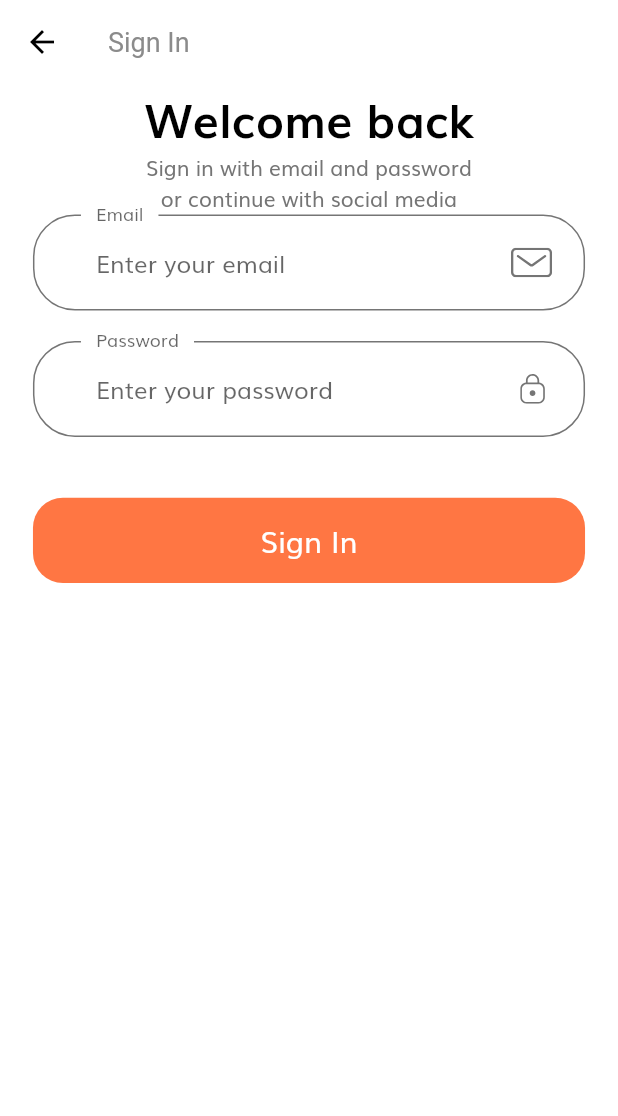
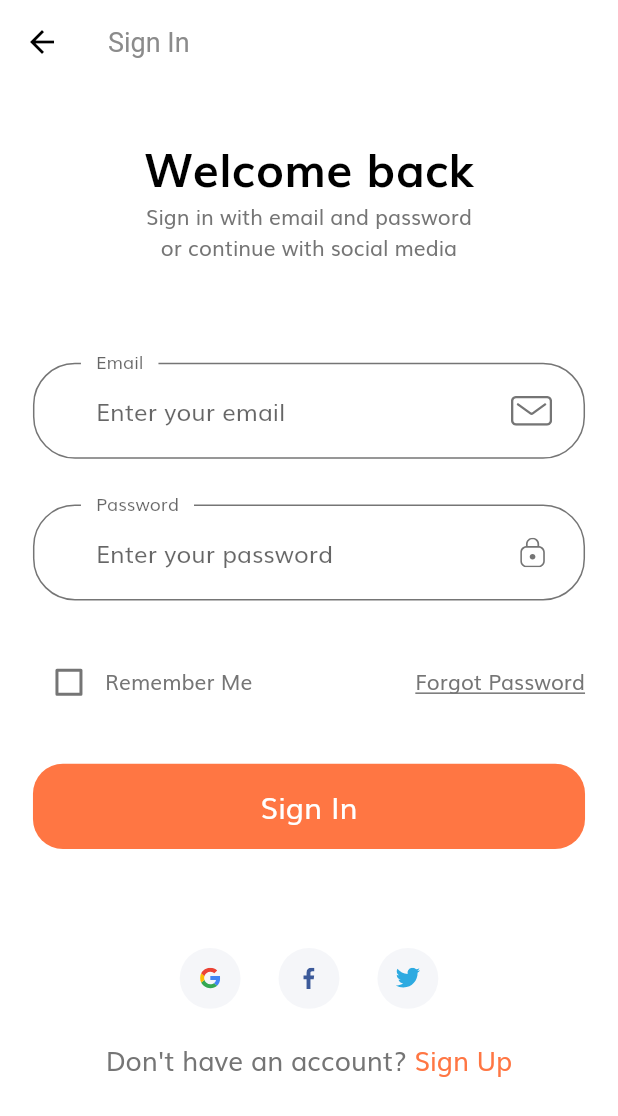
Before and after one commit to dutchmanbd/shop_app, a Flutter app: the screen it shows after launch, after a tap on "Continue", on a phone screen of 412 x 824 dp. Shown: the top 1116 px of the screen. Run offline on Flutter 3.47's test engine with Material 2 defaults, Android fonts, the phone set to English and light mode, and no system bars; our stand-ins replace flutter_svg.

Commit message:
tutorial 2 finished

```diff
--- a/lib/screens/sign_in/components/custom_svg_icon.dart
+++ b/lib/components/custom_svg_icon.dart
@@ -1,7 +1,7 @@
 import 'package:flutter/material.dart';
 import 'package:flutter_svg/flutter_svg.dart';
 
-import '../../../size_config.dart';
+import '../size_config.dart';
 
 class CustomSuffixIcon extends StatelessWidget {
   const CustomSuffixIcon({
--- a/lib/screens/sign_in/components/form_error.dart
+++ b/lib/components/form_error.dart
@@ -1,7 +1,7 @@
 import 'package:flutter/material.dart';
 import 'package:flutter_svg/flutter_svg.dart';
 
-import '../../../size_config.dart';
+import '../size_config.dart';
 
 class FormError extends StatelessWidget {
   const FormError({
--- /dev/null
+++ b/lib/components/no_account_text.dart
@@ -0,0 +1,34 @@
+import 'package:flutter/material.dart';
+import 'package:shop_app/screens/forgot_password/forgot_password_screen.dart';
+
+import '../constants.dart';
+import '../size_config.dart';
+
+class NoAccountText extends StatelessWidget {
+  const NoAccountText({
+    Key key,
+  }) : super(key: key);
+
+  @override
+  Widget build(BuildContext context) {
+    return Row(
+      mainAxisAlignment: MainAxisAlignment.center,
+      children: [
+        Text(
+          "Don't have an account? ",
+          style: TextStyle(fontSize: getProportionateScreenWidth(16)),
+        ),
+        GestureDetector(
+          onTap: () {},
+          child: Text(
+            "Sign Up",
+            style: TextStyle(
+              fontSize: getProportionateScreenWidth(16),
+              color: kPrimaryColor,
+            ),
+          ),
+        )
+      ],
+    );
+  }
+}
--- /dev/null
+++ b/lib/components/social_card.dart
@@ -0,0 +1,34 @@
+import 'package:flutter/material.dart';
+import 'package:flutter_svg/flutter_svg.dart';
+
+import '../size_config.dart';
+
+class SocialCard extends StatelessWidget {
+  final String icon;
+  final Function press;
+
+  const SocialCard({
+    Key key,
+    this.icon,
+    this.press,
+  }) : super(key: key);
+
+  @override
+  Widget build(BuildContext context) {
+    return GestureDetector(
+      onTap: press,
+      child: Container(
+        margin:
+            EdgeInsets.symmetric(horizontal: getProportionateScreenWidth(10)),
+        padding: EdgeInsets.all(getProportionateScreenWidth(12)),
+        height: getProportionateScreenHeight(40),
+        width: getProportionateScreenWidth(40),
+        decoration: BoxDecoration(
+          color: Color(0xFFF5F6F9),
+          shape: BoxShape.circle,
+        ),
+        child: SvgPicture.asset(icon),
+      ),
+    );
+  }
+}
--- a/lib/routs.dart
+++ b/lib/routs.dart
@@ -1,4 +1,6 @@
 import 'package:flutter/widgets.dart';
+import 'package:shop_app/screens/forgot_password/forgot_password_screen.dart';
+import 'package:shop_app/screens/login_success/login_success_screen.dart';
 import 'package:shop_app/screens/sign_in/sign_in_screen.dart';
 import 'package:shop_app/screens/splash/splash_screen.dart';
 
@@ -8,4 +10,6 @@ import 'package:shop_app/screens/splash/splash_screen.dart';
 final Map<String, WidgetBuilder> routes = {
   SplashScreen.routeName: (context) => SplashScreen(),
   SignInScreen.routeName: (context) => SignInScreen(),
+  ForgotPasswordScreen.routeName: (context) => ForgotPasswordScreen(),
+  LoginSuccessScreen.routeName: (context) => LoginSuccessScreen(),
 };
--- /dev/null
+++ b/lib/screens/forgot_password/forgot_password_screen.dart
@@ -0,0 +1,15 @@
+import 'package:flutter/material.dart';
+import 'package:shop_app/screens/forgot_password/components/body.dart';
+
+class ForgotPasswordScreen extends StatelessWidget {
+  static String routeName = "/forgot_password";
+  @override
+  Widget build(BuildContext context) {
+    return Scaffold(
+      appBar: AppBar(
+        title: Text('Forgot Password'),
+      ),
+      body: Body(),
+    );
+  }
+}
--- a/lib/screens/sign_in/components/body.dart
+++ b/lib/screens/sign_in/components/body.dart
@@ -1,10 +1,11 @@
 import 'package:flutter/material.dart';
 import 'package:flutter_svg/flutter_svg.dart';
-import 'package:shop_app/components/default_button.dart';
+import 'package:shop_app/components/no_account_text.dart';
 import 'package:shop_app/constants.dart';
+import 'package:shop_app/screens/forgot_password/forgot_password_screen.dart';
+import 'package:shop_app/screens/sign_in/components/sign_form.dart';
+import 'package:shop_app/components/social_card.dart';
 import 'package:shop_app/size_config.dart';
-import '../components/custom_svg_icon.dart';
-import '../components/form_error.dart';
 
 class Body extends StatelessWidget {
   @override
@@ -15,8 +16,12 @@ class Body extends StatelessWidget {
         child: Padding(
           padding:
               EdgeInsets.symmetric(horizontal: getProportionateScreenWidth(20)),
+          child: SingleChildScrollView(
             child: Column(
               children: [
+                SizedBox(
+                  height: SizeConfig.screenHeight * 0.04,
+                ),
                 Text(
                   "Welcome back",
                   style: TextStyle(
@@ -28,125 +33,39 @@ class Body extends StatelessWidget {
                   "Sign in with email and password \nor continue with social media",
                   textAlign: TextAlign.center,
                 ),
-              SignForm()
+                SizedBox(
+                  height: SizeConfig.screenHeight * 0.08,
+                ),
+                SignForm(),
+                SizedBox(
+                  height: SizeConfig.screenHeight * 0.08,
+                ),
+                Row(
+                  mainAxisAlignment: MainAxisAlignment.center,
+                  children: [
+                    SocialCard(
+                      icon: "assets/icons/google-icon.svg",
+                      press: () {},
+                    ),
+                    SocialCard(
+                      icon: "assets/icons/facebook-2.svg",
+                      press: () {},
+                    ),
+                    SocialCard(
+                      icon: "assets/icons/twitter.svg",
+                      press: () {},
+                    ),
                   ],
+                ),
+                SizedBox(
+                  height: getProportionateScreenHeight(20),
+                ),
+                NoAccountText(),
+              ],
+            ),
           ),
         ),
       ),
     );
   }
 }
-
-class SignForm extends StatefulWidget {
-  @override
-  _SignFormState createState() => _SignFormState();
-}
-
-class _SignFormState extends State<SignForm> {
-  final _formKey = GlobalKey<FormState>();
-  final List<String> errors = [];
-  String email, password;
-  @override
-  Widget build(BuildContext context) {
-    return Form(
-      key: _formKey,
-      child: Column(
-        children: [
-          buildEmailFormField(),
-          SizedBox(height: getProportionateScreenHeight(20)),
-          buildPasswordFormField(),
-          SizedBox(height: getProportionateScreenHeight(20)),
-          FormError(errors: errors),
-          SizedBox(height: getProportionateScreenHeight(20)),
-          DefaultButton(
-            text: "Sign In",
-            press: () {
-              if (_formKey.currentState.validate()) {
-                _formKey.currentState.save();
-              }
-            },
-          )
-        ],
-      ),
-    );
-  }
-
-  TextFormField buildPasswordFormField() {
-    return TextFormField(
-      obscureText: true,
-      keyboardType: TextInputType.emailAddress,
-      onSaved: (newValue) => password = newValue,
-      onChanged: (value) {
-        if (value.isNotEmpty && errors.contains(ERROR_PASSWORD_NULL)) {
-          setState(() {
-            errors.remove(ERROR_PASSWORD_NULL);
-          });
-        } else if (value.length >= 4 && errors.contains(ERROR_SHORT_PASSWORD)) {
-          setState(() {
-            errors.remove(ERROR_SHORT_PASSWORD);
-          });
-        }
-      },
-      validator: (value) {
-        if (value.isEmpty && !errors.contains(ERROR_PASSWORD_NULL)) {
-          setState(() {
-            errors.add(ERROR_PASSWORD_NULL);
-          });
-        } else if (value.length < 4 && !errors.contains(ERROR_SHORT_PASSWORD)) {
-          setState(() {
-            errors.add(ERROR_SHORT_PASSWORD);
-          });
-        }
-        return null;
-      },
-      decoration: InputDecoration(
-        hintText: "Enter your password",
-        labelText: "Password",
-        floatingLabelBehavior: FloatingLabelBehavior.always,
-        suffixIcon: CustomSuffixIcon(
-          svgIcon: "assets/icons/Lock.svg",
-        ),
-      ),
-    );
-  }
-
-  TextFormField buildEmailFormField() {
-    return TextFormField(
-      keyboardType: TextInputType.emailAddress,
-      onSaved: (newValue) => email = newValue,
-      onChanged: (value) {
-        if (value.isNotEmpty && errors.contains(ERROR_EMAIL_NULL)) {
-          setState(() {
-            errors.remove(ERROR_EMAIL_NULL);
-          });
-        } else if (emailValidationRegExp.hasMatch(value) &&
-            errors.contains(ERROR_INVALID_EMAIL)) {
-          setState(() {
-            errors.remove(ERROR_INVALID_EMAIL);
-          });
-        }
-      },
-      validator: (value) {
-        if (value.isEmpty && !errors.contains(ERROR_EMAIL_NULL)) {
-          setState(() {
-            errors.add(ERROR_EMAIL_NULL);
-          });
-        } else if (!emailValidationRegExp.hasMatch(value) &&
-            !errors.contains(ERROR_INVALID_EMAIL)) {
-          setState(() {
-            errors.add(ERROR_INVALID_EMAIL);
-          });
-        }
-        return null;
-      },
-      decoration: InputDecoration(
-        hintText: "Enter your email",
-        labelText: "Email",
-        floatingLabelBehavior: FloatingLabelBehavior.always,
-        suffixIcon: CustomSuffixIcon(
-          svgIcon: "assets/icons/Mail.svg",
-        ),
-      ),
-    );
-  }
-}
--- /dev/null
+++ b/lib/screens/sign_in/components/sign_form.dart
@@ -0,0 +1,153 @@
+import 'package:flutter/material.dart';
+import 'package:shop_app/components/default_button.dart';
+import 'package:shop_app/screens/forgot_password/forgot_password_screen.dart';
+import 'package:shop_app/screens/login_success/login_success_screen.dart';
+
+import '../../../constants.dart';
+import '../../../size_config.dart';
+import '../../../components/custom_svg_icon.dart';
+import '../../../components/form_error.dart';
+
+class SignForm extends StatefulWidget {
+  @override
+  _SignFormState createState() => _SignFormState();
+}
+
+class _SignFormState extends State<SignForm> {
+  final _formKey = GlobalKey<FormState>();
+  final List<String> errors = [];
+  String email, password;
+  bool remember = false;
+  @override
+  Widget build(BuildContext context) {
+    return Form(
+      key: _formKey,
+      child: Column(
+        children: [
+          buildEmailFormField(),
+          SizedBox(height: getProportionateScreenHeight(30)),
+          buildPasswordFormField(),
+          SizedBox(height: getProportionateScreenHeight(30)),
+          Row(
+            children: [
+              Checkbox(
+                value: remember,
+                activeColor: kPrimaryColor,
+                onChanged: (value) {
+                  setState(() {
+                    remember = value;
+                  });
+                },
+              ),
+              Text('Remember Me'),
+              Spacer(),
+              GestureDetector(
+                onTap: () => Navigator.popAndPushNamed(
+                    context, ForgotPasswordScreen.routeName),
+                child: Text(
+                  'Forgot Password',
+                  style: TextStyle(decoration: TextDecoration.underline),
+                ),
+              )
+            ],
+          ),
+          FormError(errors: errors),
+          SizedBox(height: getProportionateScreenHeight(30)),
+          DefaultButton(
+            text: "Sign In",
+            press: () {
+              if (_formKey.currentState.validate()) {
+                _formKey.currentState.save();
+                // if all are valid then go to success screen
+                Navigator.pushNamed(context, LoginSuccessScreen.routeName);
+              }
+            },
+          )
+        ],
+      ),
+    );
+  }
+
+  TextFormField buildPasswordFormField() {
+    return TextFormField(
+      obscureText: true,
+      keyboardType: TextInputType.emailAddress,
+      onSaved: (newValue) => password = newValue,
+      onChanged: (value) {
+        if (value.isNotEmpty && errors.contains(ERROR_PASSWORD_NULL)) {
+          setState(() {
+            errors.remove(ERROR_PASSWORD_NULL);
+          });
+        } else if (value.length >= 4 && errors.contains(ERROR_SHORT_PASSWORD)) {
+          setState(() {
+            errors.remove(ERROR_SHORT_PASSWORD);
+          });
+        }
+      },
+      validator: (value) {
+        if (value.isEmpty && !errors.contains(ERROR_PASSWORD_NULL)) {
+          setState(() {
+            errors.add(ERROR_PASSWORD_NULL);
+          });
+          return "";
+        } else if (value.length < 4 && !errors.contains(ERROR_SHORT_PASSWORD)) {
+          setState(() {
+            errors.add(ERROR_SHORT_PASSWORD);
+          });
+          return "";
+        }
+        return null;
+      },
+      decoration: InputDecoration(
+        hintText: "Enter your password",
+        labelText: "Password",
+        floatingLabelBehavior: FloatingLabelBehavior.always,
+        suffixIcon: CustomSuffixIcon(
+          svgIcon: "assets/icons/Lock.svg",
+        ),
+      ),
+    );
+  }
+
+  TextFormField buildEmailFormField() {
+    return TextFormField(
+      keyboardType: TextInputType.emailAddress,
+      onSaved: (newValue) => email = newValue,
+      onChanged: (value) {
+        if (value.isNotEmpty && errors.contains(ERROR_EMAIL_NULL)) {
+          setState(() {
+            errors.remove(ERROR_EMAIL_NULL);
+          });
+        } else if (emailValidationRegExp.hasMatch(value) &&
+            errors.contains(ERROR_INVALID_EMAIL)) {
+          setState(() {
+            errors.remove(ERROR_INVALID_EMAIL);
+          });
+        }
+      },
+      validator: (value) {
+        if (value.isEmpty && !errors.contains(ERROR_EMAIL_NULL)) {
+          setState(() {
+            errors.add(ERROR_EMAIL_NULL);
+          });
+          return "";
+        } else if (!emailValidationRegExp.hasMatch(value) &&
+            !errors.contains(ERROR_INVALID_EMAIL)) {
+          setState(() {
+            errors.add(ERROR_INVALID_EMAIL);
+          });
+          return "";
+        }
+        return null;
+      },
+      decoration: InputDecoration(
+        hintText: "Enter your email",
+        labelText: "Email",
+        floatingLabelBehavior: FloatingLabelBehavior.always,
+        suffixIcon: CustomSuffixIcon(
+          svgIcon: "assets/icons/Mail.svg",
+        ),
+      ),
+    );
+  }
+}
```
Also changed, not shown: lib/screens/forgot_password/components/body.dart (added, +121 -0 lines), lib/screens/login_success/components/body.dart (added, +40 -0 lines), lib/screens/login_success/login_success_screen.dart (added, +17 -0 lines). Lines whose indentation alone changed are shown as unchanged.
